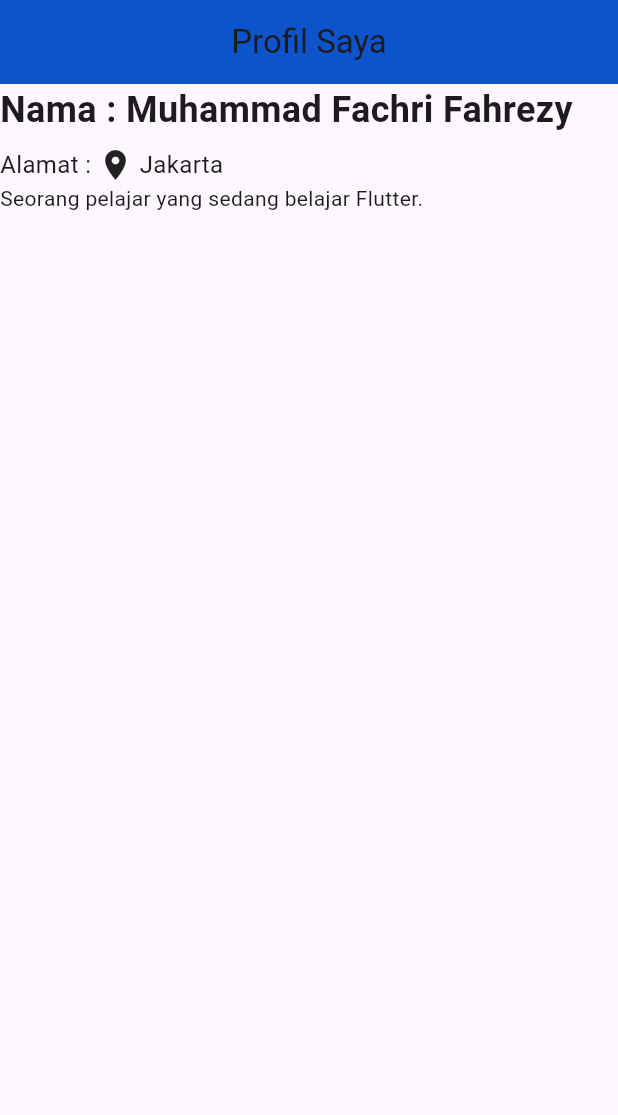
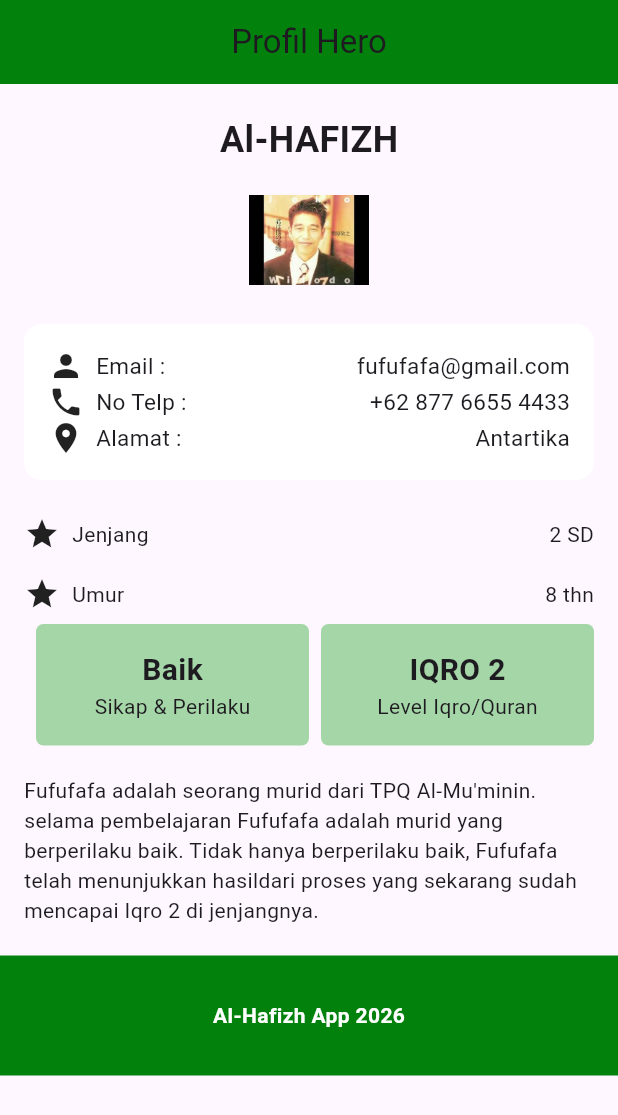
Before and after one commit to reijimuhammado2409/belajar_flutter_rezy, a Flutter app: the screen it shows after launch, on a phone screen of 412 x 824 dp. Shown: the top 1115 px of the screen. Run offline on Flutter 3.47's test engine with Material 3 defaults, Android fonts, the phone set to English and light mode, and no system bars.

Commit message:
tugas2flutter

```diff
--- /dev/null
+++ b/lib/day_7/tugas_2.dart
@@ -0,0 +1,236 @@
+import 'package:flutter/material.dart';
+
+class Tugas2 extends StatelessWidget {
+  const Tugas2({super.key});
+
+  @override
+  Widget build(BuildContext context) {
+    return Scaffold(
+      //Judul AppBar
+      appBar: AppBar(backgroundColor: const Color.fromARGB(255, 2, 130, 12),
+      title: Text("Profil Hero"),
+      centerTitle: true,
+      ),
+      body : Column(
+        // mainAxisAlignment: MainAxisAlignment.center,
+
+        crossAxisAlignment: CrossAxisAlignment.start,
+        //baris 1 - Nama Apps
+
+        children: [
+          const SizedBox(height: 20),
+          Center(
+            child: Text("Al-HAFIZH",
+            style: TextStyle(
+              fontSize: 24,
+              fontWeight: FontWeight.bold,
+            ),
+            ),
+          ),
+
+          //baris 6 - foto saya taruh diatas
+
+           SizedBox(height: 20),
+
+          Container(
+            width: double.infinity,
+            height: 60,
+            child: Center(child: Image.asset("assets/images/priasolo.jpg")),
+          ),
+
+        const SizedBox(height: 10),
+
+        //baris 2  - detail kontak/informasi
+        Padding(
+          padding: const EdgeInsets.all(16.0),
+          child: Container(
+            padding: const EdgeInsets.all(16.0),
+            decoration: BoxDecoration(
+              color: const Color.fromARGB(255, 255, 255, 255),
+              borderRadius: BorderRadius.circular(12),
+
+            ),
+            child: Column(
+              crossAxisAlignment: CrossAxisAlignment.start,
+              children: const[
+                Row(
+                  children: [
+                    Icon(Icons.person),
+                    SizedBox(width: 8),
+                    Text("Email :",
+                    style: TextStyle(
+                      fontSize: 15,
+                    ),
+                    ),
+                    Spacer(),
+                    Text("fufufafa@gmail.com",
+                    style: TextStyle(
+                      fontSize: 15,
+                    ),
+                    ),
+                  ],
+                ),
+                // baris 2
+                 Row(
+                  children: [
+                    Icon(Icons.phone),
+                    SizedBox(width: 8),
+                    Text("No Telp : ",
+                    style: TextStyle(
+                      fontSize:15,
+                    ),
+                    ),
+                    Spacer(),
+                    Text("+62 877 6655 4433",
+                    style: TextStyle(
+                      fontSize: 15,
+                    ),
+                    ),
+                  ],
+                 ),
+                 Row(
+                  children: [
+                    Icon(Icons.location_on),
+                    SizedBox(width: 8),
+                    Text("Alamat : ",
+                    style: TextStyle(
+                      fontSize: 15,
+                    ),
+                    ),
+                    Spacer(),
+                    Text("Antartika",
+                    style: TextStyle(
+                      fontSize: 15,
+                    ),
+                    ),
+                  ],
+                 ),
+              ],
+            ),
+          ),
+          ),
+
+          // baris 3 aksi & informasi
+
+          Padding(padding: const EdgeInsetsGeometry.symmetric(horizontal: 16.0, vertical: 8.0),
+          child: Row(
+            children: const[
+              Icon(Icons.grade),
+              SizedBox(width: 8),
+              Text("Jenjang"),
+              Spacer(),
+              Text("2 SD"),
+            ],
+          ),
+          ),
+          Padding(padding: const EdgeInsetsGeometry.symmetric(horizontal: 16.0, vertical: 8.0),
+          child: Row(
+            children: const[
+              Icon(Icons.grade),
+              SizedBox(width: 8),
+              Text("Umur"),
+              Spacer(),
+              Text("8 thn"),
+            ],
+          ),
+          ),
+
+          //baris 4 - Area Statistik dan horizontal
+          Padding(padding: const EdgeInsetsGeometry.symmetric(horizontal: 16.0),
+          child: Row(
+            children: [
+              Expanded(
+                child: Container(
+                  padding: const EdgeInsets.all(16),
+                  margin: const EdgeInsets.only(left: 8),
+                  decoration: BoxDecoration(
+                    color: Colors.green[200],
+                    borderRadius: BorderRadius.circular(5),
+                  ),
+                  child: const Column(
+                    children: [
+                      Text("Baik",
+                      style: TextStyle(
+                        fontSize: 20,
+                        fontWeight: FontWeight.bold,
+                      ),
+                      ),
+                      Text("Sikap & Perilaku"),
+                    ],
+                  ),
+              ),
+              ),
+
+              Expanded(
+                child: Container(
+                  padding: const EdgeInsets.all(16),
+                  margin: const EdgeInsets.only(left: 8),
+                  decoration: BoxDecoration(
+                    color: Colors.green[200],
+                    borderRadius: BorderRadius.circular(5),
+                  ),
+                  child: const Column(
+                    children: [
+                      Text("IQRO 2",
+                      style: TextStyle(
+                        fontSize: 20,
+                        fontWeight: FontWeight.bold,
+                      ),
+                      ),
+                      Text("Level Iqro/Quran"),
+                    ],
+                  ),
+              ),
+              ),
+            ],
+          ),
+          ),
+
+          //Baris 5 - Naratif
+
+          const SizedBox(height: 20),
+
+          const Padding(padding: EdgeInsets.symmetric(horizontal: 16),
+          child: Text(
+            "Fufufafa adalah seorang murid dari TPQ Al-Mu'minin."
+            " selama pembelajaran Fufufafa adalah murid yang berperilaku baik."
+            " Tidak hanya berperilaku baik, Fufufafa telah menunjukkan hasil"
+            "dari proses yang sekarang sudah mencapai Iqro 2 di jenjangnya."
+            ),
+          ),
+
+          //baris 6 - visual branding
+          // SizedBox(height: 20),
+
+          // SizedBox(height: 15),
+          // Container(
+          //   width: double.infinity,
+          //   height: 60,
+          //   child: Center(child: Image.asset("assets/images/priasolo.jpg")),
+          // ),
+
+          SizedBox(height: 20),
+
+          Container(
+            height: 80,
+            width: double.infinity,
+            color: const Color.fromARGB(255, 2, 130, 12),
+            child: const Center(
+              child: Text(
+                "Al-Hafizh App 2026",
+                style: TextStyle(
+                  color: Colors.white,
+                  fontWeight: FontWeight.bold,
+                ),
+              ),
+            ),
+          ),
+
+
+        ],
+
+
+      ),
+    );
+  }
+}
--- a/lib/main.dart
+++ b/lib/main.dart
@@ -1,4 +1,6 @@
-import 'package:belajar_flutter_rezy/tugas_1/tugas_1.dart';
+import 'package:belajar_flutter_rezy/day_7/percobaan.dart';
+import 'package:belajar_flutter_rezy/day_7/sidebox.dart';
+import 'package:belajar_flutter_rezy/day_7/tugas_2.dart';
 import 'package:flutter/material.dart';
 
 void main() {
@@ -31,7 +33,7 @@ class MyApp extends StatelessWidget {
         // tested with just a hot reload.
         colorScheme: .fromSeed(seedColor: Colors.deepPurple),
       ),
-      home: Tugas1Flutter(),
+      home: Tugas2(),
     );
   }
 }
--- a/pubspec.yaml
+++ b/pubspec.yaml
@@ -58,9 +58,9 @@ flutter:
   uses-material-design: true
 
   # To add assets to your application, add an assets section, like this:
-  # assets:
-  #   - images/a_dot_burr.jpeg
-  #   - images/a_dot_ham.jpeg
+  assets:
+    - assets/images/
+    # - images/a_dot_ham.jpeg
 
   # An image asset can refer to one or more resolution-specific "variants", see
   # https://flutter.dev/to/resolution-aware-images
```
Also changed, not shown: lib/day_7/percobaan.dart (added, +194 -0 lines), lib/day_7/sidebox.dart (added, +19 -0 lines), assets/images/priasolo.jpg (added), lib/day_7/day_7.dart (added).
